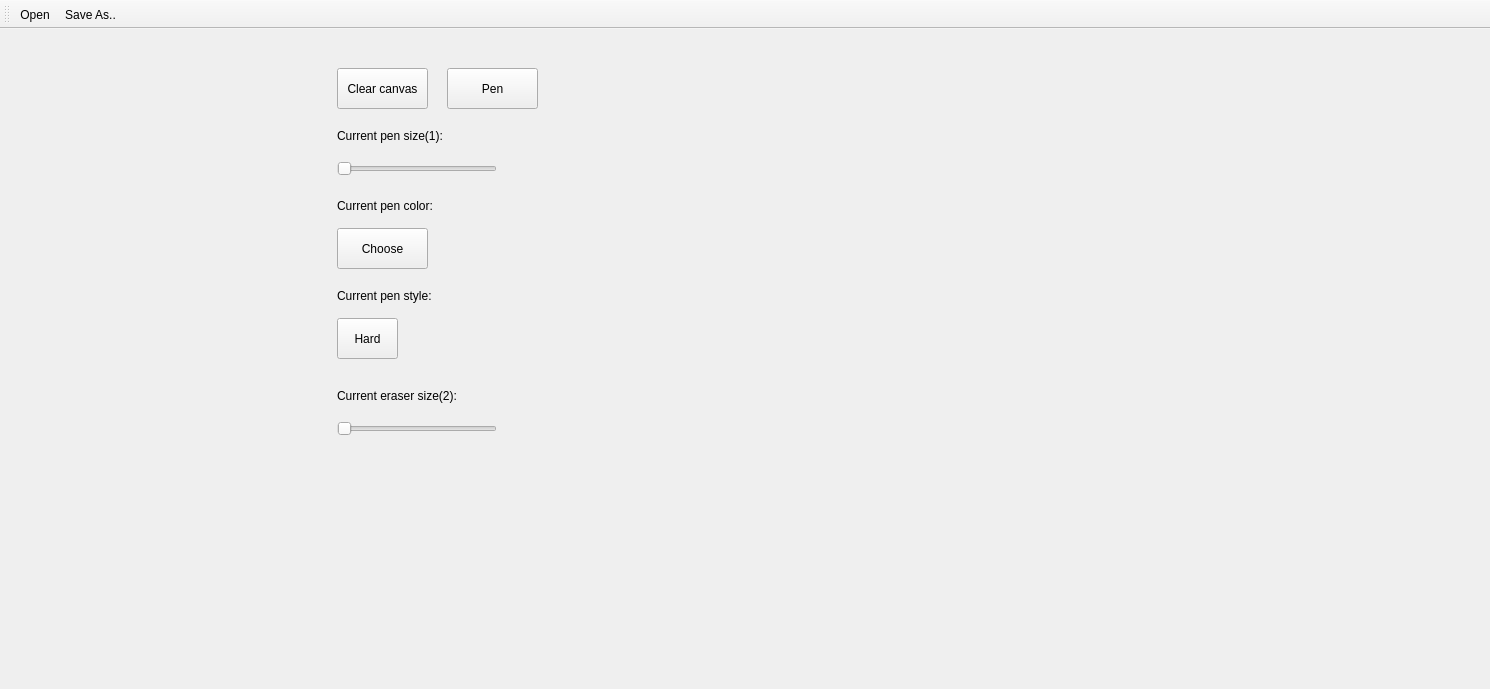
Above: main.ui from alimq/api before the change. Below: the same form after it.
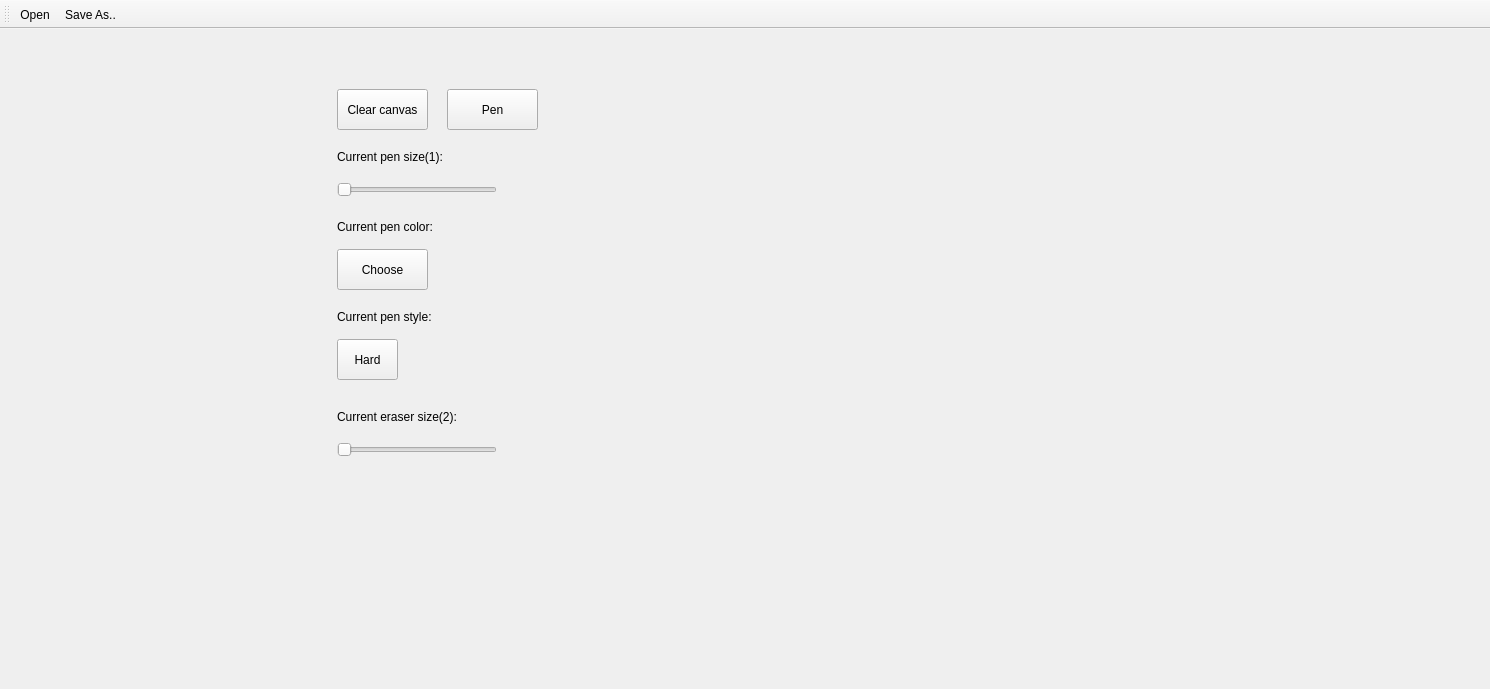
That is the form after the change. Custom widgets are drawn as their Qt base class.

```diff
--- a/main.ui
+++ b/main.ui
@@ -23,18 +23,21 @@
       <property name="minimumSize">
        <size>
         <width>250</width>
-        <height>0</height>
+        <height>600</height>
        </size>
       </property>
       <property name="maximumSize">
        <size>
         <width>250</width>
-        <height>16777215</height>
+        <height>600</height>
        </size>
       </property>
       <property name="autoFillBackground">
        <bool>true</bool>
       </property>
+      <property name="styleSheet">
+       <string notr="true">sidebar {border: 1px solid;}</string>
+      </property>
       <widget class="QPushButton" name="clearButton">
        <property name="geometry">
         <rect>
```
Left out of the diff: 2 changed lines with no effect on the pictures.
